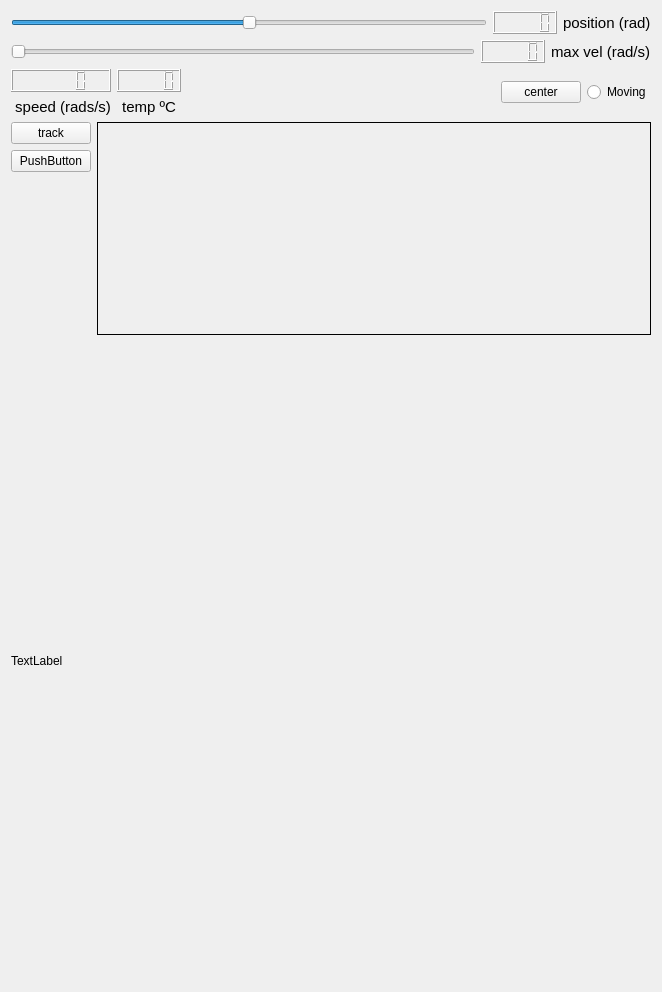
The window that components/hardware/eye/eye_control/src/mainUI.ui (robocomp/robocomp-robolab) describes before a commit, drawn with Qt 5.
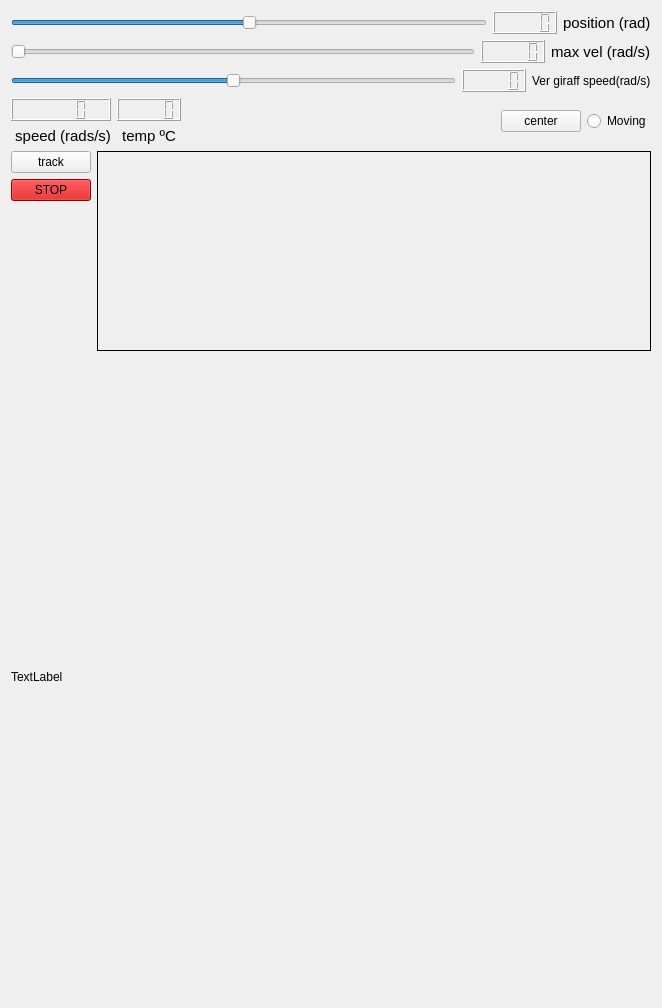
The same window after the commit.

Commit message: update eye control

Patch:
```diff
--- a/components/hardware/eye/eye_control/src/mainUI.ui
+++ b/components/hardware/eye/eye_control/src/mainUI.ui
@@ -20,6 +20,9 @@
       <layout class="QVBoxLayout" name="verticalLayout_5">
        <item>
         <layout class="QVBoxLayout" name="verticalLayout_2">
+         <property name="spacing">
+          <number>6</number>
+         </property>
          <item>
           <layout class="QHBoxLayout" name="horizontalLayout_3">
            <item>
@@ -103,12 +106,42 @@
            </item>
           </layout>
          </item>
+         <item>
+          <layout class="QHBoxLayout" name="horizontalLayout_8" stretch="0,0,0">
+           <item>
+            <widget class="QSlider" name="horizontalSlider">
+             <property name="minimum">
+              <number>-600</number>
+             </property>
+             <property name="maximum">
+              <number>600</number>
+             </property>
+             <property name="orientation">
+              <enum>Qt::Horizontal</enum>
+             </property>
+            </widget>
+           </item>
+           <item>
+            <widget class="QLCDNumber" name="lcdNumber"/>
+           </item>
+           <item>
+            <widget class="QLabel" name="label">
+             <property name="text">
+              <string>Ver giraff speed(rad/s)</string>
+             </property>
+            </widget>
+           </item>
+          </layout>
+         </item>
         </layout>
        </item>
       </layout>
      </item>
      <item>
       <layout class="QHBoxLayout" name="horizontalLayout_5">
+       <property name="spacing">
+        <number>6</number>
+       </property>
        <item>
         <layout class="QHBoxLayout" name="horizontalLayout_4">
          <item>
@@ -212,8 +245,11 @@
          </item>
          <item>
           <widget class="QPushButton" name="pushButton_2">
+           <property name="styleSheet">
+            <string notr="true">background-color: rgb(204, 0, 0);</string>
+           </property>
            <property name="text">
-            <string>PushButton</string>
+            <string>STOP</string>
            </property>
           </widget>
          </item>
```
The commit also changes 1 other file.
